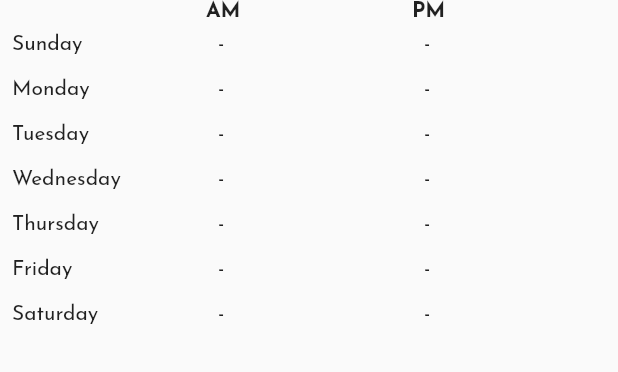
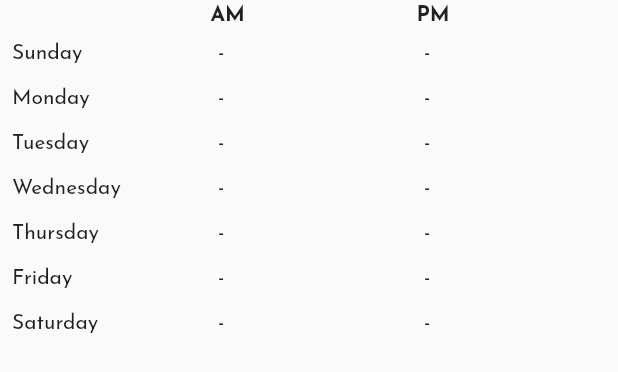
Before and after one commit to jnees/capstone, a Flutter app: the AvailabilityTable widget shown alone on an empty page, opened directly with empty values, on a phone screen of 412 x 824 dp. Shown: the top 372 px of the screen. Run offline on Flutter 3.47's test engine with Material 2 defaults, Android fonts, the light colour scheme and no system bars; our stand-ins replace firebase_auth, firebase_core, firebase_storage, flutter_signin_button, flutter_svg, google_sign_in; accounts and stored records are empty; network calls fail.

Commit message:
minor layout changes for narrow phones

```diff
--- a/jam_scene_UI/lib/components/availability_table.dart
+++ b/jam_scene_UI/lib/components/availability_table.dart
@@ -14,9 +14,18 @@ class AvailabilityTable extends StatelessWidget {
     return Table(
       children: [
         const TableRow(children: [
-          Text("", style: TextStyle(fontWeight: FontWeight.bold)),
-          Text("AM", style: TextStyle(fontWeight: FontWeight.bold)),
-          Text("PM", style: TextStyle(fontWeight: FontWeight.bold)),
+          Padding(
+            padding: EdgeInsets.all(3.0),
+            child: Text("", style: TextStyle(fontWeight: FontWeight.bold)),
+          ),
+          Padding(
+            padding: EdgeInsets.all(3.0),
+            child: Text("AM", style: TextStyle(fontWeight: FontWeight.bold)),
+          ),
+          Padding(
+            padding: EdgeInsets.all(3.0),
+            child: Text("PM", style: TextStyle(fontWeight: FontWeight.bold)),
+          ),
         ]),
         TableRow(children: [
           const DayText(day: "Sunday"),
--- a/jam_scene_UI/lib/screens/profile_page.dart
+++ b/jam_scene_UI/lib/screens/profile_page.dart
@@ -457,7 +457,7 @@ class _ProfilePageState extends State<ProfilePage> {
                             mainAxisAlignment: MainAxisAlignment.center,
                             children: [
                               SizedBox(
-                                width: max(400,
+                                width: max(350,
                                     MediaQuery.of(context).size.width * 0.55),
                                 child: DecoratedBox(
                                   decoration: BoxDecoration(
```
Also changed, not shown: 2 other files.
